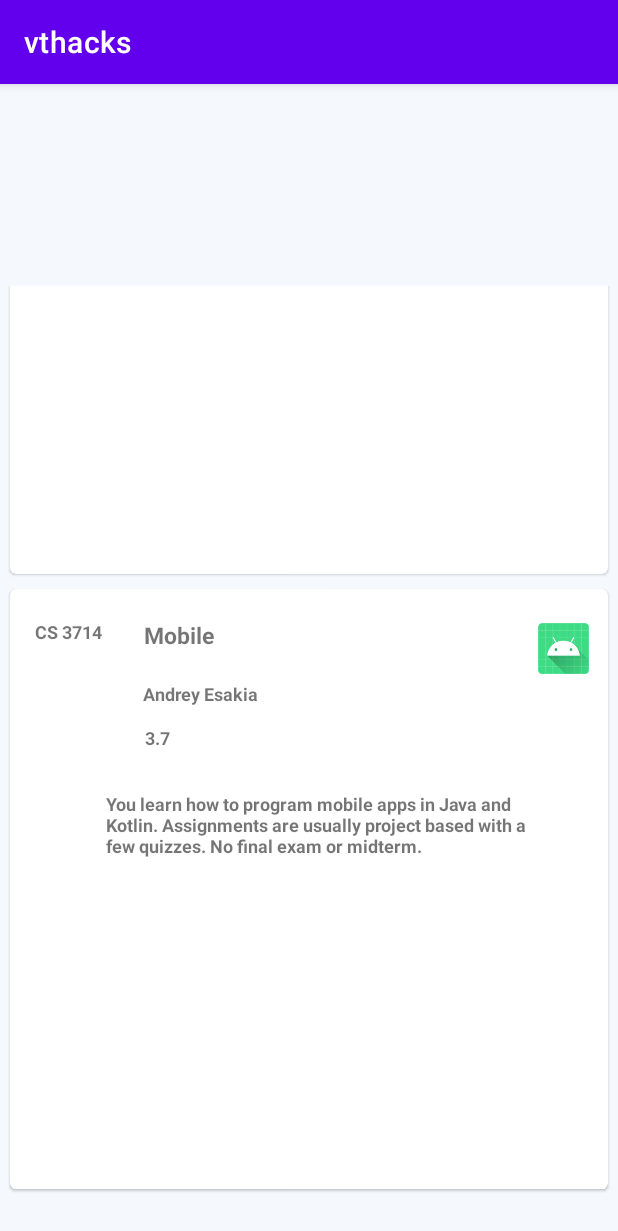
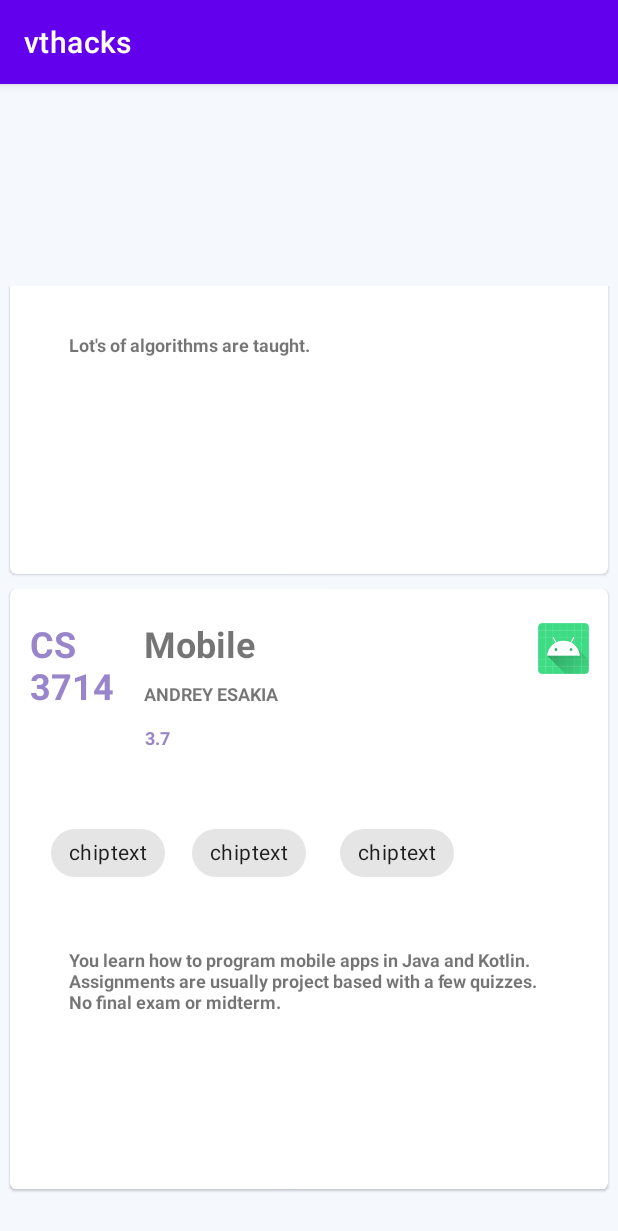
Before and after one commit to daltarace/vthacks, an Android app: the screen it shows after launch (MainActivity), scrolled down 618 dp, on a phone screen of 412 x 824 dp. Shown: the top 1231 px of the screen. Run offline under Robolectric (Android 15) with nearby library versions, the phone set to English and light mode, and no system bars.

Commit message:
refined some design aspects

```diff
--- a/app/src/main/res/layout/single_item.xml
+++ b/app/src/main/res/layout/single_item.xml
@@ -29,7 +29,7 @@
             android:layout_height="37dp"
             android:layout_marginTop="20dp"
             android:text="classname"
-            android:textSize="15sp"
+            android:textSize="24sp"
             android:textStyle="bold"
             app:layout_constraintEnd_toEndOf="parent"
             app:layout_constraintStart_toStartOf="parent"
@@ -37,12 +37,15 @@
 
         <TextView
             android:id="@+id/activity_classcode"
-            android:layout_width="60dp"
-            android:layout_height="43dp"
+            android:layout_width="67dp"
+            android:layout_height="79dp"
             android:layout_marginStart="4dp"
             android:layout_marginTop="20dp"
             android:text="classcode"
-            android:textSize="12sp"
+            android:textAlignment="textStart"
+            android:textAllCaps="true"
+            android:textColor="@color/primary"
+            android:textSize="24sp"
             android:textStyle="bold"
             app:layout_constraintEnd_toStartOf="@+id/activity_classname"
             app:layout_constraintStart_toStartOf="parent"
@@ -54,18 +57,22 @@
             android:layout_height="25dp"
             android:layout_marginTop="4dp"
             android:text="teacher"
+            android:textAllCaps="true"
             android:textSize="12sp"
             android:textStyle="bold"
             app:layout_constraintEnd_toEndOf="parent"
+            app:layout_constraintHorizontal_bias="0.502"
             app:layout_constraintStart_toStartOf="parent"
             app:layout_constraintTop_toBottomOf="@+id/activity_classname" />
 
         <TextView
             android:id="@+id/activity_gpa"
             android:layout_width="76dp"
+            android:textColor="@color/primary"
             android:layout_height="24dp"
             android:layout_marginTop="4dp"
             android:text="gpa"
+            android:textAllCaps="true"
             android:textSize="12sp"
             android:textStyle="bold"
             app:layout_constraintEnd_toEndOf="parent"
@@ -75,14 +82,13 @@
 
         <TextView
             android:id="@+id/activity_wiki"
-            android:layout_width="286dp"
-            android:layout_height="161dp"
-            android:layout_marginTop="48dp"
+            android:layout_width="320dp"
+            android:layout_height="178dp"
+            android:layout_marginTop="152dp"
             android:text="wiki"
             android:textSize="12sp"
             android:textStyle="bold"
             app:layout_constraintEnd_toEndOf="parent"
-            app:layout_constraintHorizontal_bias="0.568"
             app:layout_constraintStart_toStartOf="parent"
             app:layout_constraintTop_toBottomOf="@+id/activity_teacher" />
 
@@ -97,6 +103,39 @@
             app:layout_constraintLeft_toLeftOf="parent"
             app:layout_constraintTop_toTopOf="parent" />
 
+        <com.google.android.material.chip.Chip
+            android:id="@+id/chip4"
+            android:layout_width="wrap_content"
+            android:layout_height="wrap_content"
+            android:layout_marginTop="152dp"
+            android:text="chiptext"
+            app:layout_constraintEnd_toEndOf="parent"
+            app:layout_constraintHorizontal_bias="0.085"
+            app:layout_constraintStart_toStartOf="parent"
+            app:layout_constraintTop_toTopOf="parent" />
+
+        <com.google.android.material.chip.Chip
+            android:id="@+id/chip7"
+            android:layout_width="wrap_content"
+            android:layout_height="wrap_content"
+            android:layout_marginTop="152dp"
+            android:text="chiptext"
+            app:layout_constraintEnd_toEndOf="parent"
+            app:layout_constraintHorizontal_bias="0.376"
+            app:layout_constraintStart_toStartOf="parent"
+            app:layout_constraintTop_toTopOf="parent" />
+
+        <com.google.android.material.chip.Chip
+            android:id="@+id/chip8"
+            android:layout_width="wrap_content"
+            android:layout_height="wrap_content"
+            android:layout_marginTop="152dp"
+            android:text="chiptext"
+            app:layout_constraintEnd_toEndOf="parent"
+            app:layout_constraintHorizontal_bias="0.681"
+            app:layout_constraintStart_toStartOf="parent"
+            app:layout_constraintTop_toTopOf="parent" />
+
     </androidx.constraintlayout.widget.ConstraintLayout>
 
 </com.google.android.material.card.MaterialCardView>
--- a/app/src/main/res/values/colors.xml
+++ b/app/src/main/res/values/colors.xml
@@ -7,4 +7,5 @@
     <color name="teal_700">#FF018786</color>
     <color name="black">#FF000000</color>
     <color name="white">#FFFFFFFF</color>
+    <color name="primary">#9986ca</color>
 </resources>
```
